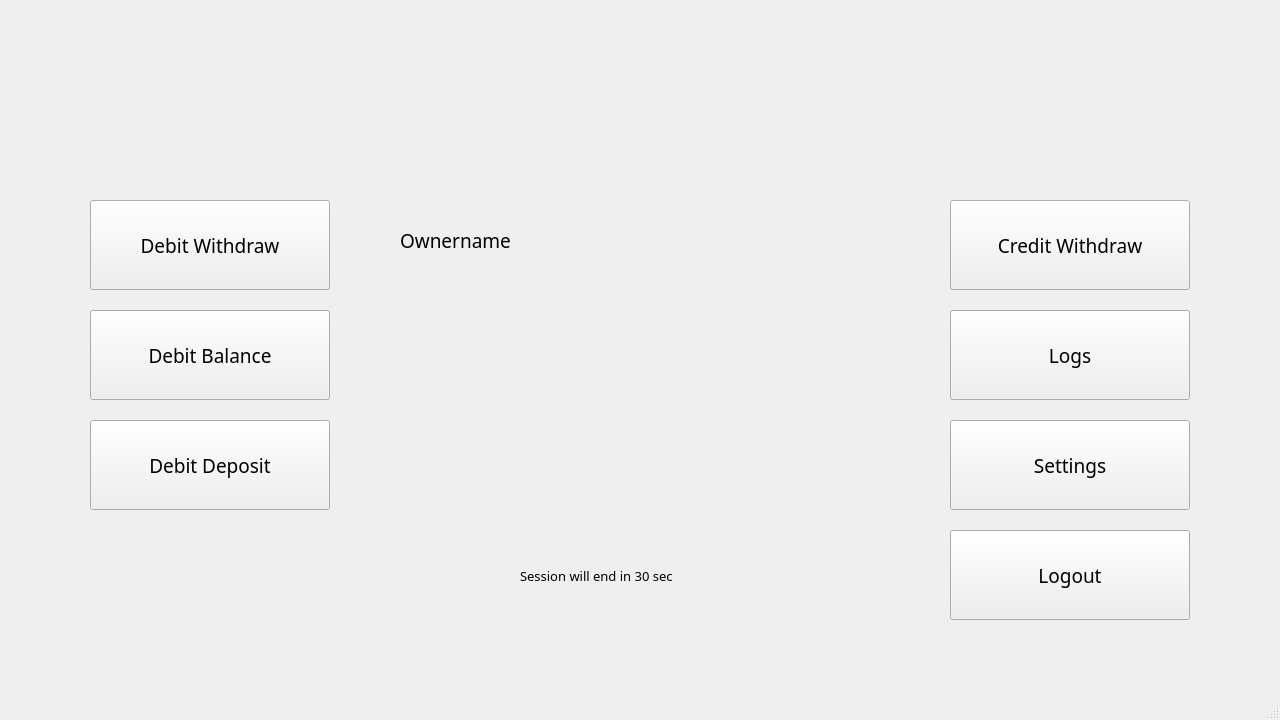
The window that frontend/mainmenucredit.ui (t1rate01/ATM_groupproject) describes before a commit, drawn with Qt 5.
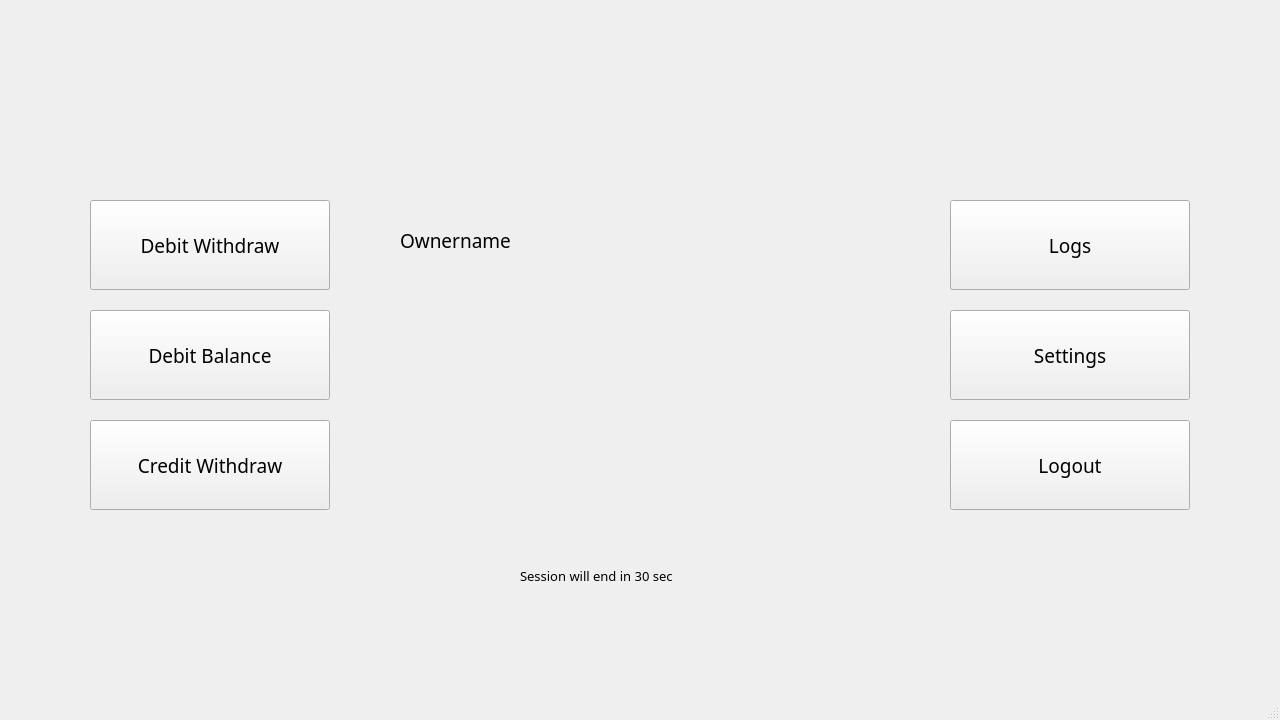
The same window after the commit.

Diff of the .ui file:
```diff
--- a/frontend/mainmenucredit.ui
+++ b/frontend/mainmenucredit.ui
@@ -74,7 +74,7 @@
     <property name="geometry">
      <rect>
       <x>950</x>
-      <y>310</y>
+      <y>200</y>
       <width>240</width>
       <height>90</height>
      </rect>
@@ -93,7 +93,7 @@
     <property name="geometry">
      <rect>
       <x>950</x>
-      <y>420</y>
+      <y>310</y>
       <width>240</width>
       <height>90</height>
      </rect>
@@ -127,25 +127,6 @@
      <string>Ownername</string>
     </property>
    </widget>
-   <widget class="QPushButton" name="btn_debit_deposit">
-    <property name="geometry">
-     <rect>
-      <x>90</x>
-      <y>420</y>
-      <width>240</width>
-      <height>90</height>
-     </rect>
-    </property>
-    <property name="font">
-     <font>
-      <family>Century Gothic</family>
-      <pointsize>14</pointsize>
-     </font>
-    </property>
-    <property name="text">
-     <string>Debit Deposit</string>
-    </property>
-   </widget>
    <widget class="QLabel" name="label_sessiontime">
     <property name="geometry">
      <rect>
@@ -168,8 +149,8 @@
    <widget class="QPushButton" name="btn_credit_withdraw">
     <property name="geometry">
      <rect>
-      <x>950</x>
-      <y>200</y>
+      <x>90</x>
+      <y>420</y>
       <width>240</width>
       <height>90</height>
      </rect>
@@ -188,7 +169,7 @@
     <property name="geometry">
      <rect>
       <x>950</x>
-      <y>530</y>
+      <y>420</y>
       <width>240</width>
       <height>90</height>
      </rect>
```
